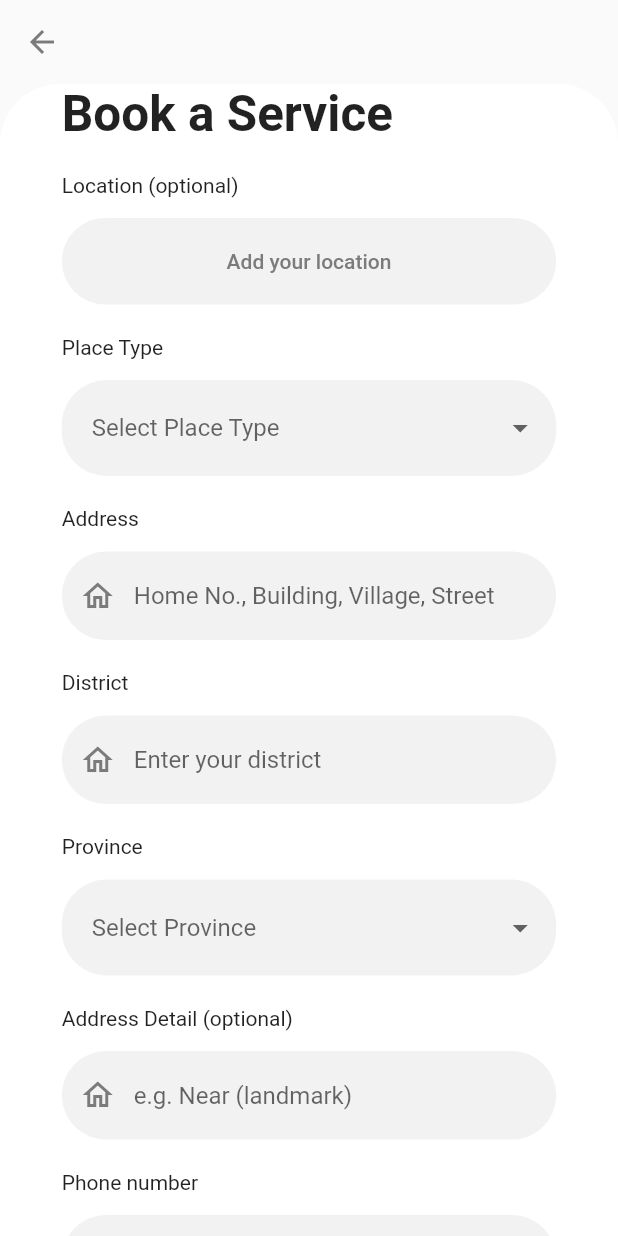
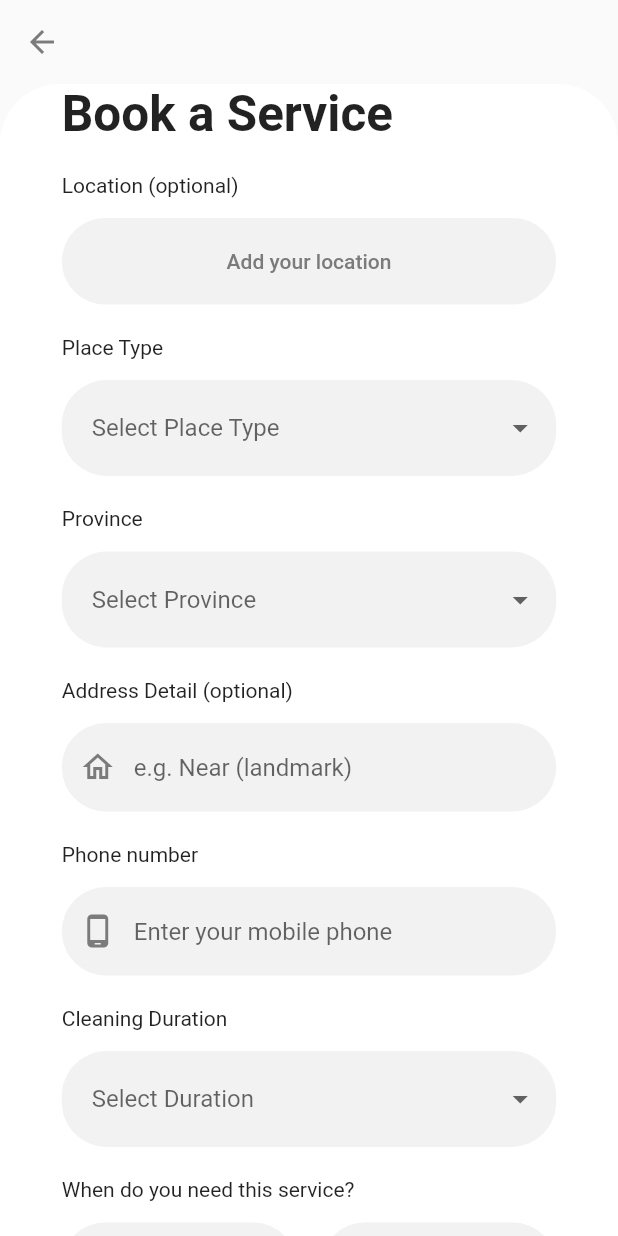
Before and after one commit to mrlim0802/flutter-cleaner-service, a Flutter app: the LocationPage screen opened directly, on a phone screen of 412 x 824 dp. Run offline on Flutter 3.47's test engine with Material 2 defaults, Android fonts, the light colour scheme and no system bars; our stand-ins replace carousel_slider, cloud_firestore, equatable, firebase_auth, firebase_core, flutter_spinkit and 6 more; missing offline and left inert: geocoder; accounts and stored records are empty.

Commit message:
set update map address

```diff
--- a/lib/model/Appointment.dart
+++ /dev/null
@@ -1,24 +0,0 @@
-class Appointment {
-  final String place_type;
-  final DateTime time;
-  final String service;
-  final String id;
-
-  Appointment({
-  required this.place_type,
-  required this.time,
-  required this.service,
-  required this.id
-  });
-}
-
-final List<String> place_type = [
-    'Condo 1 BR (40 sq.m.)',
-    'Condo 1 BR (50 sq.m.)',
-    'Condo 2 BR (80 sq.m.)',
-    'Condo 3 BR (100 sq.m.)',
-    'House 1 Story (100 sq.m.)',
-    'House 2-3 Stories (100-200 sq.m.)',
-    'House (> 200 sq.m.)',
-    'Office/ Workplace'
-  ];
--- a/lib/pages/LocationPage.dart
+++ b/lib/pages/LocationPage.dart
@@ -61,8 +61,8 @@ class _LocationPageState extends State<LocationPage> {
   void storeBooking(
       String place_type_selected,
       duration_selected,
-      String address,
-      String district,
+      // String address,
+      // String district,
       String province_selected,
       String addressDetail,
       String phonenumber,
@@ -72,11 +72,11 @@ class _LocationPageState extends State<LocationPage> {
     await FirebaseFirestore.instance
         .collection('booking_list')
         .doc(FirebaseAuth.instance.currentUser!.uid)
-        .set({
+        .update({
       'place_type': place_type_selected,
       'duration_selected': duration_selected,
-      'address': address,
-      'district': district,
+      // 'address': address,
+      // 'district': district,
       'province': province_selected,
       'address_detail': addressDetail,
       'phone_number': phonenumber,
@@ -269,73 +269,73 @@ class _LocationPageState extends State<LocationPage> {
 
                   SizedBox(height: 15.sp),
 
-                  // label
-                  Text('Address'),
-                  SizedBox(height: 10.sp),
-                  // end label
+                  // // label
+                  // Text('Address'),
+                  // SizedBox(height: 10.sp),
+                  // // end label
 
-                  // address form
-                  TextFormField(
-                    style: TextStyle(color: greyPrimary),
-                    validator: RequiredValidator(
-                        errorText: 'Please enter your address.'),
-                    onChanged: (val) => setState(() => address = val),
-                    onSaved: (String? address) {
-                      address = address!;
-                    },
-                    decoration: InputDecoration(
-                        enabledBorder: OutlineInputBorder(
-                            borderSide: BorderSide(color: Colors.transparent),
-                            borderRadius:
-                                BorderRadius.all(Radius.circular(30))),
-                        focusedBorder: OutlineInputBorder(
-                            borderSide: BorderSide(color: Colors.transparent),
-                            borderRadius:
-                                BorderRadius.all(Radius.circular(30))),
-                        hintText: 'Home No., Building, Village, Street',
-                        prefixIcon: Icon(
-                          Icons.home_outlined,
-                          color: Color.fromRGBO(123, 123, 123, 1),
-                        ),
-                        fillColor: Color.fromRGBO(242, 242, 242, 1),
-                        filled: true),
-                  ),
-                  SizedBox(height: 15.sp),
-                  // end address form
+                  // // address form
+                  // TextFormField(
+                  //   style: TextStyle(color: greyPrimary),
+                  //   validator: RequiredValidator(
+                  //       errorText: 'Please enter your address.'),
+                  //   onChanged: (val) => setState(() => address = val),
+                  //   onSaved: (String? address) {
+                  //     address = address!;
+                  //   },
+                  //   decoration: InputDecoration(
+                  //       enabledBorder: OutlineInputBorder(
+                  //           borderSide: BorderSide(color: Colors.transparent),
+                  //           borderRadius:
+                  //               BorderRadius.all(Radius.circular(30))),
+                  //       focusedBorder: OutlineInputBorder(
+                  //           borderSide: BorderSide(color: Colors.transparent),
+                  //           borderRadius:
+                  //               BorderRadius.all(Radius.circular(30))),
+                  //       hintText: 'Home No., Building, Village, Street',
+                  //       prefixIcon: Icon(
+                  //         Icons.home_outlined,
+                  //         color: Color.fromRGBO(123, 123, 123, 1),
+                  //       ),
+                  //       fillColor: Color.fromRGBO(242, 242, 242, 1),
+                  //       filled: true),
+                  // ),
+                  // SizedBox(height: 15.sp),
+                  // // end address form
 
-                  // label
-                  Text('District'),
-                  SizedBox(height: 10.sp),
-                  // end label
+                  // // label
+                  // Text('District'),
+                  // SizedBox(height: 10.sp),
+                  // // end label
 
-                  // district form
-                  TextFormField(
-                    style: TextStyle(color: greyPrimary),
-                    validator: RequiredValidator(
-                        errorText: 'Please enter your district.'),
-                    onChanged: (val) => setState(() => district = val),
-                    onSaved: (String? district) {
-                      district = district!;
-                    },
-                    decoration: InputDecoration(
-                        enabledBorder: OutlineInputBorder(
-                            borderSide: BorderSide(color: Colors.transparent),
-                            borderRadius:
-                                BorderRadius.all(Radius.circular(30))),
-                        focusedBorder: OutlineInputBorder(
-                            borderSide: BorderSide(color: Colors.transparent),
-                            borderRadius:
-                                BorderRadius.all(Radius.circular(30))),
-                        hintText: 'Enter your district',
-                        prefixIcon: Icon(
-                          Icons.home_outlined,
-                          color: Color.fromRGBO(123, 123, 123, 1),
-                        ),
-                        fillColor: Color.fromRGBO(242, 242, 242, 1),
-                        filled: true),
-                  ),
-                  SizedBox(height: 15.sp),
-                  // end district form
+                  // // district form
+                  // TextFormField(
+                  //   style: TextStyle(color: greyPrimary),
+                  //   validator: RequiredValidator(
+                  //       errorText: 'Please enter your district.'),
+                  //   onChanged: (val) => setState(() => district = val),
+                  //   onSaved: (String? district) {
+                  //     district = district!;
+                  //   },
+                  //   decoration: InputDecoration(
+                  //       enabledBorder: OutlineInputBorder(
+                  //           borderSide: BorderSide(color: Colors.transparent),
+                  //           borderRadius:
+                  //               BorderRadius.all(Radius.circular(30))),
+                  //       focusedBorder: OutlineInputBorder(
+                  //           borderSide: BorderSide(color: Colors.transparent),
+                  //           borderRadius:
+                  //               BorderRadius.all(Radius.circular(30))),
+                  //       hintText: 'Enter your district',
+                  //       prefixIcon: Icon(
+                  //         Icons.home_outlined,
+                  //         color: Color.fromRGBO(123, 123, 123, 1),
+                  //       ),
+                  //       fillColor: Color.fromRGBO(242, 242, 242, 1),
+                  //       filled: true),
+                  // ),
+                  // SizedBox(height: 15.sp),
+                  // // end district form
 
                   // province form
                   // label
@@ -601,8 +601,8 @@ class _LocationPageState extends State<LocationPage> {
                               storeBooking(
                                   place_type_selected,
                                   duration_selected,
-                                  address,
-                                  district,
+                                  // address,
+                                  // district,
                                   province_selected,
                                   addressDetail,
                                   phonenumber,
@@ -615,9 +615,6 @@ class _LocationPageState extends State<LocationPage> {
                                 return NavigationBarBtn();
                               }));
                             }
-
-                            //   formKey.currentState?.reset();
-                            // }
                           },
                           child: Text('CONFIRM'))),
                   // end submit button
--- a/lib/pages/MapLocationPage.dart
+++ b/lib/pages/MapLocationPage.dart
@@ -94,8 +94,8 @@ class _MyWidgetState extends State<MapLocationPage> {
               getMarkers(tap.latitude, tap.longitude);
               await FirebaseFirestore.instance
                   .collection('booking_list')
-                  .doc(auth.currentUser?.uid)
-                  .update({
+                  .doc(FirebaseAuth.instance.currentUser!.uid)
+                  .set({
                 'latitude': tap.latitude,
                 'longitude': tap.longitude,
                 'Address': firstAddress.addressLine,
```
Also changed, not shown: lib/model/BannerItem.dart (deleted, +0 -51 lines), lib/model/PlaceUsers.dart (deleted, +0 -14 lines), lib/pages/BookingsList.dart (+96 -46 lines), lib/widget/date_picker_widget.dart (deleted, +0 -42 lines).
